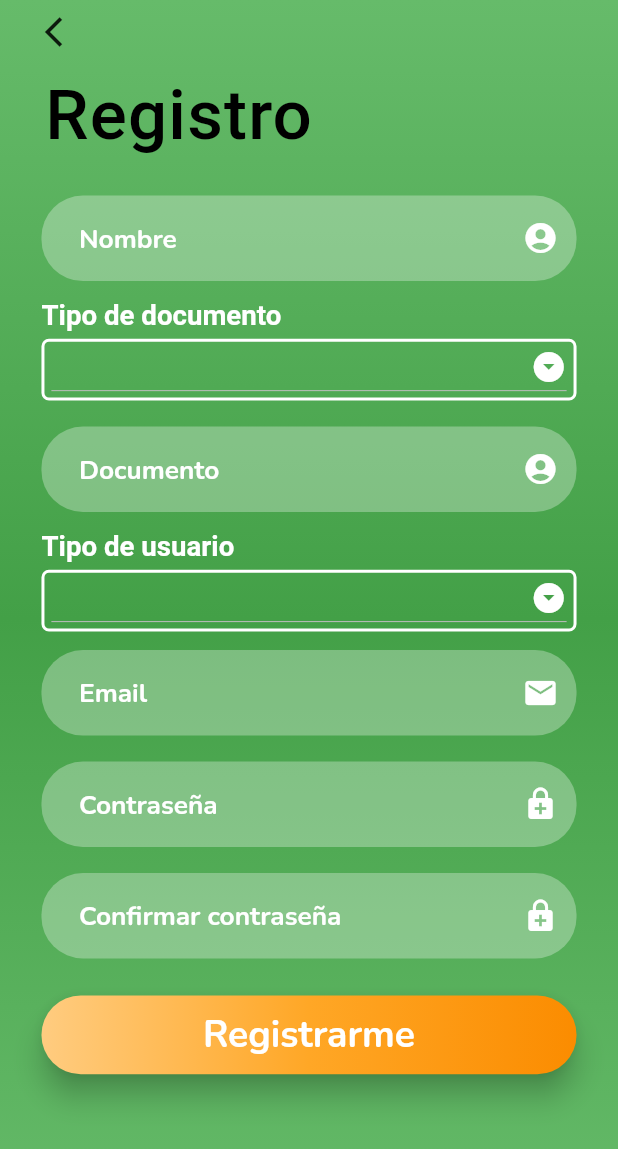
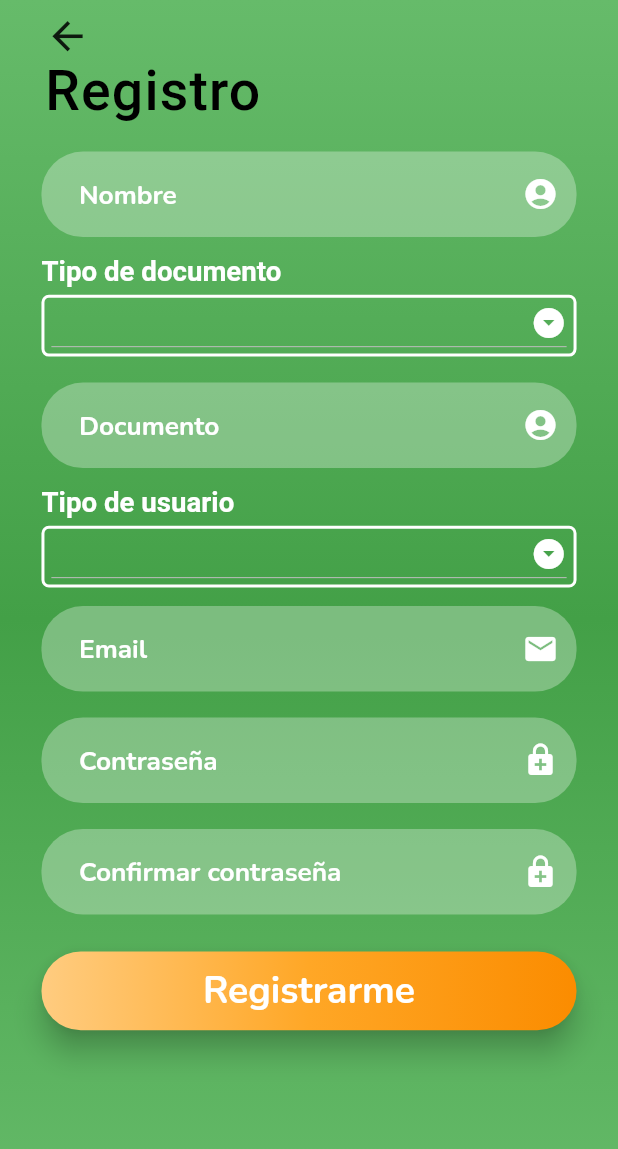
Before and after one commit to ditu474/prodAulaTaller, a Flutter app: the screen it shows after launch, after a tap on "Crear una cuenta nueva", on a phone screen of 412 x 824 dp. Shown: the top 1149 px of the screen. Run offline on Flutter 3.47's test engine with Material 2 defaults, Android fonts, the phone set to English and light mode, and no system bars; our stand-ins replace bloc, dartz, data_connection_checker, equatable, flutter_bloc, flutter_svg and 4 more; Roboto replaces fonts that are missing (Mukta).

```diff
--- a/lib/presentation/UI/login/socialMedia.dart
+++ b/lib/presentation/UI/login/socialMedia.dart
@@ -12,36 +12,37 @@ class SocialMedia extends StatelessWidget {
   @override
   Widget build(BuildContext context) {
     final IResponsive responsive = Responsive.of(context);
-    return BlocConsumer<LoginBloc,LoginState>(
-        listener:(context, state){
-          if(state.linkError){
-            _showSnackBar(background: Colors.red,
+    return BlocConsumer<LoginBloc, LoginState>(listener: (context, state) {
+      if (state.linkError) {
+        _showSnackBar(
+            background: Colors.red,
             ctx: context,
             leftWidget: Text(state.error),
             rightWidget: Icon(Icons.block));
       }
-        },
-        builder:(context, state){
-          return Row(mainAxisAlignment: MainAxisAlignment.spaceEvenly,
+    }, builder: (context, state) {
+      return Row(
+        mainAxisAlignment: MainAxisAlignment.spaceEvenly,
         children: <Widget>[
           SVGButton(
-              tapHandler: (){
+            tapHandler: () {
               context.bloc<LoginBloc>().add(FacebookButtonPressed());
             },
             size: responsive.inchPercent(6.3),
-              url: "https://image.flaticon.com/icons/svg/1312/1312139.svg"
+            url: "assets/icons/1312139.svg",
+            label: 'Facebook',
           ),
           SVGButton(
-              tapHandler: (){
+            tapHandler: () {
               context.bloc<LoginBloc>().add(InstagramButtonPressed());
             },
             size: responsive.inchPercent(6.3),
-              url: "https://image.flaticon.com/icons/svg/1384/1384015.svg"
+            url: "assets/icons/1384015.svg",
+            label: 'Instagram',
           ),
         ],
       );
-      }
-    );
+    });
   }
 }
 
@@ -50,19 +51,14 @@ void _showSnackBar({
   @required Color background,
   @required Widget leftWidget,
   @required Widget rightWidget,
-  }){
+}) {
   Scaffold.of(ctx)
     ..hideCurrentSnackBar()
-    ..showSnackBar(
-      SnackBar(
+    ..showSnackBar(SnackBar(
       content: Row(
         mainAxisAlignment: MainAxisAlignment.spaceBetween,
-          children: <Widget>[
-            leftWidget,
-            rightWidget
-          ],
+        children: <Widget>[leftWidget, rightWidget],
       ),
       backgroundColor: background,
-      )
-    );
+    ));
 }
--- a/lib/presentation/UI/register/registerForm.dart
+++ b/lib/presentation/UI/register/registerForm.dart
@@ -30,6 +30,7 @@ class _RegisterFormState extends State<RegisterForm> {
             ),
           );
         } else if (state.status.isSubmissionFailure) {
+          print(state.error);
           _showSnackBar(
               ctx: context,
               background: Colors.red,
@@ -42,13 +43,11 @@ class _RegisterFormState extends State<RegisterForm> {
       },
       builder: (context, state) {
         return Container(
-          margin: EdgeInsets.only(
-            top: responsive.heigthPercent(1),
-          ),
           padding: EdgeInsets.all(
             responsive.inchPercent(2),
           ),
-          child: Column(children: [
+          child: Column(
+            children: [
               CustomInputForm(
                 hint: 'Nombre',
                 icon: Icons.account_circle,
@@ -210,8 +209,16 @@ class _RegisterFormState extends State<RegisterForm> {
                 },
               ),
               SizedBox(height: responsive.heigthPercent(3)),
-            GradientButton(inputText: 'Registrarme', buttonHandler: () {}),
-          ]),
+              GradientButton(
+                inputText: 'Registrarme',
+                buttonHandler: () {
+                  if (!state.status.isSubmissionInProgress) {
+                    context.bloc<RegisterBloc>().add(RegisterUserConfirmed());
+                  }
+                },
+              ),
+            ],
+          ),
         );
       },
     );
--- a/lib/presentation/UI/widgets/TopBackArrow.dart
+++ b/lib/presentation/UI/widgets/TopBackArrow.dart
@@ -19,7 +19,8 @@ class TopBackArrow extends StatelessWidget {
           Navigator.of(context).pop();
         },
         child: Icon(
-          Icons.arrow_back_ios,
+          Icons.arrow_back,
+          size: responsive.inchPercent(3.3),
         ),
       ),
     );
--- a/lib/presentation/UI/widgets/headerText.dart
+++ b/lib/presentation/UI/widgets/headerText.dart
@@ -16,13 +16,12 @@ class HeaderText extends StatelessWidget {
       alignment: Alignment.centerLeft,
       padding: EdgeInsets.only(
         left: responsive.widthPercent(5),
-        top: responsive.heigthPercent(2),
       ),
       child: Text(
         text,
         style: TextStyle(
           decoration: TextDecoration.none,
-          fontSize: responsive.inchPercent(5),
+          fontSize: responsive.inchPercent(4),
           fontWeight: FontWeight.w500,
           letterSpacing: 0.8,
           color: Colors.black,
--- a/lib/presentation/UI/widgets/svgButton.dart
+++ b/lib/presentation/UI/widgets/svgButton.dart
@@ -5,12 +5,14 @@ class SVGButton extends StatelessWidget {
   final Function tapHandler;
   final double size;
   final String url;
+  final String label;
 
   const SVGButton({
     Key key,
     @required this.tapHandler,
     this.size = 100,
     @required this.url,
+    @required this.label,
   }) : super(key: key);
 
   @override
@@ -31,11 +33,13 @@ class SVGButton extends StatelessWidget {
               ),
             ],
           ),
-          child:SvgPicture.network(
+          child: SvgPicture.asset(
             url,
-            fit:BoxFit.contain,
+            semanticsLabel: label,
+            fit: BoxFit.contain,
             height: size,
-            width: size)
+            width: size,
+          ),
         ),
       ),
     );
--- a/lib/presentation/models/document.dart
+++ b/lib/presentation/models/document.dart
@@ -3,13 +3,26 @@ import 'package:formz/formz.dart';
 enum DocumentValidationError { invalid }
 
 class Document extends FormzInput<String, DocumentValidationError> {
-  const Document.pure() : super.pure('');
-  const Document.dirty([String value = '']) : super.dirty(value);
+  final String typeOfDocument;
+  const Document.pure({this.typeOfDocument = ""}) : super.pure('');
+  const Document.dirty({String value = '', this.typeOfDocument = ""})
+      : super.dirty(value);
+
+  static final _onlyNumber = new RegExp(
+    r'^\d{8,12}$',
+  );
+
+  static final _validPassport = new RegExp(
+    r'^(?!^0+$)[a-zA-Z0-9]{6,9}$',
+  );
 
   @override
   DocumentValidationError validator(String value) {
-    return value.length > 8 && value.length < 15
-        ? null
-        : DocumentValidationError.invalid;
+    if (typeOfDocument == "Pasaporte" && !_validPassport.hasMatch(value)) {
+      return DocumentValidationError.invalid;
+    } else if (typeOfDocument != "Pasaporte" && !_onlyNumber.hasMatch(value)) {
+      return DocumentValidationError.invalid;
+    }
+    return null;
   }
 }
--- a/lib/presentation/models/password.dart
+++ b/lib/presentation/models/password.dart
@@ -7,7 +7,7 @@ class Password extends FormzInput<String, PasswordValidationError> {
   const Password.dirty([String value = '']) : super.dirty(value);
 
   static final _passwordRegex =
-      RegExp(r'^(?=.*[A-Za-z])(?=.*\d)[A-Za-z\d]{8,}$');
+      RegExp(r'^(?=.*\d)(?=.*[a-z])(?=.*[A-Z]).{8,}$');
 
   @override
   PasswordValidationError validator(String value) {
```
Also changed, not shown: lib/application/boundaries/register_user/registerUserInput.dart (+35 -24 lines), lib/presentation/states/register/register_bloc.dart (+14 -9 lines), pubspec.yaml (+3 -6 lines), assets/icons/1312139.svg (added), assets/icons/1384015.svg (added), 2 other files. Lines whose indentation alone changed are shown as unchanged.
